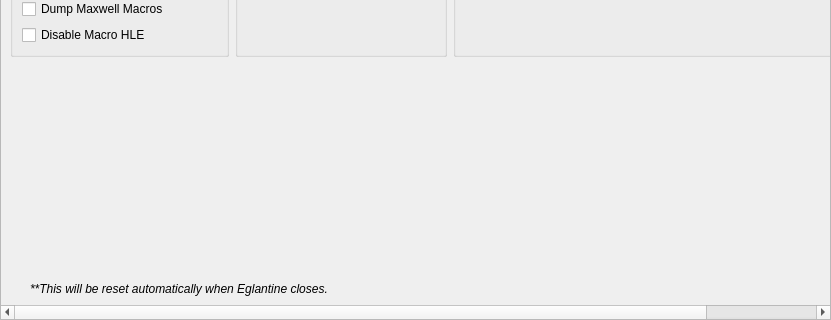
The window that src/yuzu/configuration/configure_debug.ui (joaotominsilva-dev/Charis-Emu) describes before a commit, drawn with Qt 5; both pictures show x 0 to 831 and y 440 to 760 of the 831 by 760 pixel window.
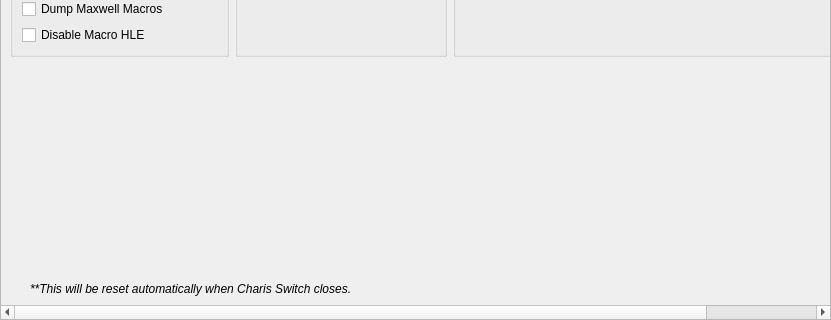
The same window after the commit.

Commit message: Charis 1.1: full Charis branding, Portuguese, covers, continue card, updates, Moonlight merge

The edit to the form file:
```diff
--- a/src/yuzu/configuration/configure_debug.ui
+++ b/src/yuzu/configuration/configure_debug.ui
@@ -784,7 +784,7 @@
        </font>
       </property>
       <property name="text">
-    <string>**This will be reset automatically when Eglantine closes.</string>
+    <string>**This will be reset automatically when Charis Switch closes.</string>
       </property>
       <property name="indent">
        <number>20</number>
```
Left out of the diff: 4 changed lines with no effect on the pictures. The commit also changes 45 other files.
